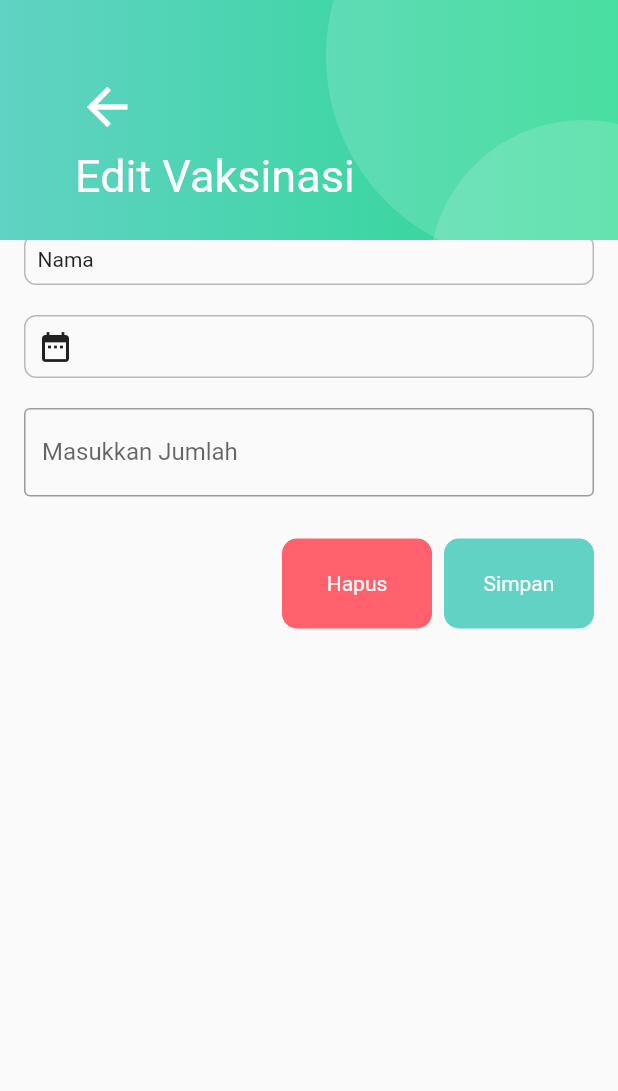
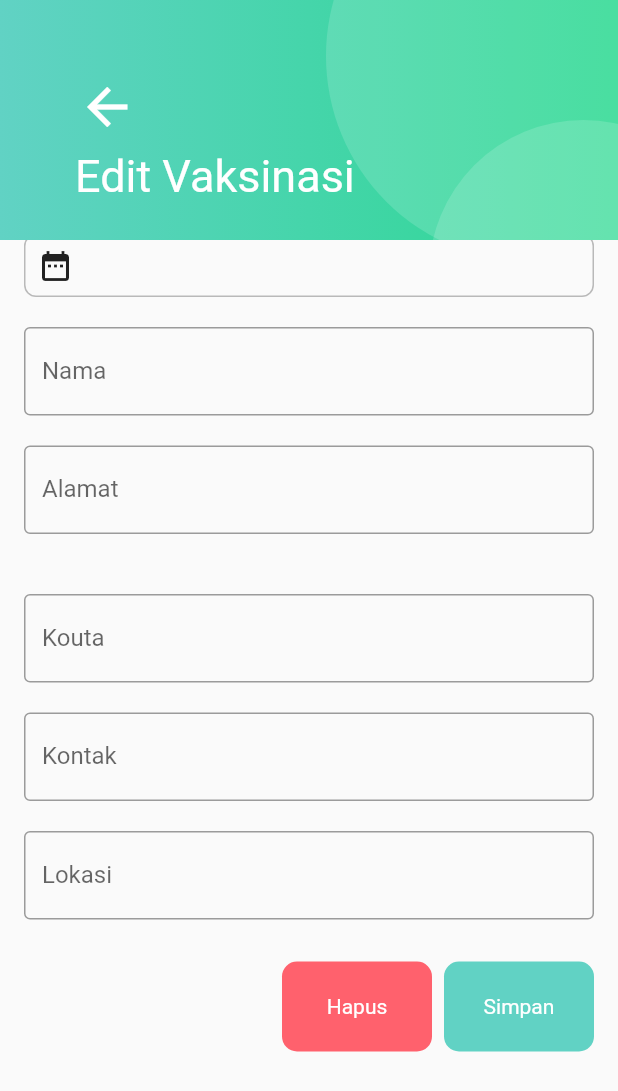
Before and after one commit to fahrulsite/iVaksin, a Flutter app: the EditVaksinView screen opened directly with empty values, on a phone screen of 412 x 824 dp. Shown: the top 1091 px of the screen. Run offline on Flutter 3.47's test engine with Material 2 defaults, Android fonts, the phone set to English and light mode, and no system bars; our stand-ins replace get, google_fonts, shared_preferences, toast; accounts and stored records are empty; network calls fail.

Commit message:
edit fiz form vaksin

```diff
--- a/lib/adminView/adminChooser.dart
+++ b/lib/adminView/adminChooser.dart
@@ -2,7 +2,7 @@ import 'package:flutter/material.dart';
 import 'package:flutter/services.dart';
 import 'package:get/get.dart';
 import 'package:google_fonts/google_fonts.dart';
-import 'package:interma/adminView/donasi/adminVaksinView.dart';
+import 'package:interma/adminView/vaksin/adminVaksinView.dart';
 import 'package:interma/splash.dart';
 import 'package:shared_preferences/shared_preferences.dart';
 
@@ -144,7 +144,7 @@ class _AdminChooserState extends State<AdminChooser> {
                                     children: [
                                       Icon(Icons.local_hospital, color: Colors.white, size: 20,),
                                       SizedBox(height: 20,),
-                                      Text("Donasi")
+                                      Text("Tempat Vaksin", style: TextStyle(color: Colors.white),)
                                     ],
                                   ),),
                               ),
--- a/lib/adminView/donasi/adminVaksinView.dart
+++ b/lib/adminView/vaksin/adminVaksinView.dart
@@ -2,12 +2,13 @@ import 'dart:convert';
 
 import 'package:flutter/material.dart';
 import 'package:get/get.dart';
-import 'package:interma/adminView/donasi/editVaksinView.dart';
-import 'package:interma/adminView/donasi/tambahVaksinView.dart';
+import 'package:interma/adminView/vaksin/tambahVaksinView.dart';
 import 'package:interma/model/vaksin.dart';
 import 'package:interma/service/apiService.dart';
 import 'package:interma/viewUser/appBarTitle.dart';
 import 'package:http/http.dart' as http;
+
+import 'editVaksinView.dart';
 
 class AdminVaksinView extends StatefulWidget {
   @override
--- a/lib/adminView/donasi/editVaksinView.dart
+++ b/lib/adminView/vaksin/editVaksinView.dart
@@ -1,5 +1,3 @@
-import 'dart:convert';
-
 import 'package:flutter/material.dart';
 import 'package:get/get.dart';
 import 'package:http/http.dart' as http;
@@ -19,18 +17,20 @@ class EditVaksinView extends StatefulWidget {
 }
 
 class _EditVaksinViewState extends State<EditVaksinView> {
-
+  final formKey = GlobalKey<FormState>();
   String id;
   String date;
   List data = List();
 
-  Future getAllNama() async{
-    var res = await http.get(Uri.parse("https://ivaksin.herokuapp.com/vaksin"));
-    var resBody = json.decode(res.body);
-    setState(() {
-      data = resBody;
-    });
-  }
+
+
+  // Future getAllNama() async{
+  //   var res = await http.get(Uri.parse("https://ivaksin.herokuapp.com/donatur"));
+  //   var resBody = json.decode(res.body);
+  //   setState(() {
+  //     data = resBody;
+  //   });
+  // }
 
   String _selectedDate;
 
@@ -38,7 +38,7 @@ class _EditVaksinViewState extends State<EditVaksinView> {
     final DateTime d = await showDatePicker(
       context: context,
       initialDate: DateTime.now(),
-      firstDate: DateTime(DateTime.now().year - 3),
+      firstDate: DateTime(DateTime.now().year - 50),
       lastDate: DateTime(DateTime.now().year +3),
     );
     if (d != null)
@@ -53,13 +53,18 @@ class _EditVaksinViewState extends State<EditVaksinView> {
     super.initState();
     id = widget.data.idVaksin.toString();
     _selectedDate = widget.data.tanggal.toString();
-    getAllNama();
+    // getAllNama();
   }
 
   @override
   Widget build(BuildContext context) {
     final formKey = GlobalKey<FormState>();
-    TextEditingController jumlah = new TextEditingController(text: widget.data.kouta.toString());
+    TextEditingController nama = new TextEditingController(text: widget.data.nama);
+    TextEditingController _alamat = new TextEditingController(text: widget.data.alamat);
+    TextEditingController _kouta = new TextEditingController(text: widget.data.kouta);
+    TextEditingController _telp = new TextEditingController(text: widget.data.telp);
+    TextEditingController _location = new TextEditingController(text: widget.data.location);
+    TextEditingController _tanggal = new TextEditingController(text: widget.data.tanggal);
 
     return Scaffold(
         appBar: AppBarTitle(
@@ -74,43 +79,6 @@ class _EditVaksinViewState extends State<EditVaksinView> {
               key: formKey,
               child: ListView(
                 children: [
-                  Container(
-                    decoration: BoxDecoration(
-                      border: Border.all(color: Colors.black26),
-                      borderRadius: BorderRadius.circular(8),
-                    ),
-                    child: Padding(
-                      padding: const EdgeInsets.all(8.0),
-                      child: Stack(
-                          children: [
-                            Text('Nama'),
-
-                            // DropdownButtonHideUnderline(
-                            //   child: DropdownButton(
-                            //     value: id,
-                            //     hint: Text("Pilih Nama Donatur"),
-                            //     items: data.map((item) {
-                            //       return DropdownMenuItem(
-                            //         child: Text(item["nama"]),
-                            //         value: item["id_donatur"].toString(),
-                            //       );
-                            //     }).toList(),
-                            //     onChanged: (String newVal) {
-                            //       setState(() {
-                            //         id = newVal;
-                            //         print(id.toString());
-                            //       });
-                            //     },
-                            //   ),
-                            // ),]
-                      ]),
-                    ),
-                  ),
-
-                  SizedBox(
-                    height: 20,
-                  ),
-
                   InkWell(
                     onTap: (){
                       _selectDate(context);
@@ -144,18 +112,91 @@ class _EditVaksinViewState extends State<EditVaksinView> {
                   TextFormField(
                     decoration: InputDecoration(
                         border: OutlineInputBorder(),
-                        hintText: "Jumlah",
-                        labelText: "Masukkan Jumlah"
+                        hintText: "Nama",
+                        labelText: "Nama"
                     ),
                     validator: (e) {
                       if (e.isEmpty) {
-                        return 'Jumlah tidak boleh kosong';
+                        return 'Nama';
                       }
                       ;
                     },
-                    controller: jumlah,
+                    controller: nama,
+                  ),
+                  SizedBox(
+                    height: 20,
                   ),
 
+                  TextFormField(
+                    decoration: InputDecoration(
+                        border: OutlineInputBorder(),
+                        hintText: "Alamat",
+                        labelText: "Alamat"
+                    ),
+                    validator: (e) {
+                      if (e.isEmpty) {
+                        return 'Alamat';
+                      }
+                      ;
+                    },
+                    controller: _alamat,
+                  ),
+                  SizedBox(
+                    height: 20,
+                  ),
+
+                  SizedBox(
+                    height: 20,
+                  ),
+                  TextFormField(
+                    decoration: InputDecoration(
+                        border: OutlineInputBorder(),
+                        hintText: "Kouta",
+                        labelText: "Kouta"
+                    ),
+                    validator: (e) {
+                      if (e.isEmpty) {
+                        return 'Kouta';
+                      }
+                      ;
+                    },
+                    controller: _kouta,
+                  ),
+                  SizedBox(
+                    height: 20,
+                  ),
+
+                  TextFormField(
+                    decoration: InputDecoration(
+                        border: OutlineInputBorder(),
+                        hintText: "Kontak",
+                        labelText: "Kontak"
+                    ),
+                    validator: (e) {
+                      if (e.isEmpty) {
+                        return 'Kontak';
+                      }
+                      ;
+                    },
+                    controller: _telp,
+                  ),
+                  SizedBox(
+                    height: 20,
+                  ),
+                  TextFormField(
+                    decoration: InputDecoration(
+                        border: OutlineInputBorder(),
+                        hintText: "Lokasi",
+                        labelText: "Lokasi"
+                    ),
+                    validator: (e) {
+                      if (e.isEmpty) {
+                        return 'Lokasi';
+                      }
+                      ;
+                    },
+                    controller: _location,
+                  ),
                   SizedBox(
                     height: 20,
                   ),
@@ -201,9 +242,9 @@ class _EditVaksinViewState extends State<EditVaksinView> {
                       ),
 
                       InkWell(
-                        // onTap: ()=>ApiService.editVaksin(id: widget.data.idVaksin.toString() ,id_donatur:id, jumlah: jumlah.text,tanggal: _selectedDate).then((value) => {
-                        //   Toast.show("Berhasil", context, duration: Toast.LENGTH_LONG, gravity: Toast.BOTTOM),
-                        // })..whenComplete(() => Get.back()),
+                        onTap: ()=>ApiService.editVaksin(id: widget.data.idVaksin.toString() , nama:nama.text, kouta: _kouta.text, telp: _telp.text,location: _location.text, tanggal: _selectedDate, kota: " ", alamat: _alamat.text ).then((value) => {
+                          Toast.show("Berhasil", context, duration: Toast.LENGTH_LONG, gravity: Toast.BOTTOM),
+                        }).whenComplete(() => Get.back()),
                         child: Container(
                           width: 100,
                           decoration: BoxDecoration(
--- /dev/null
+++ b/lib/model/bed.dart
@@ -0,0 +1,81 @@
+class Bed {
+  int status;
+  List<Data> data;
+  Null error;
+
+  Bed({this.status, this.data, this.error});
+
+  Bed.fromJson(Map<String, dynamic> json) {
+    status = json['status'];
+    if (json['data'] != null) {
+      data = new List<Data>();
+      json['data'].forEach((v) {
+        data.add(new Data.fromJson(v));
+      });
+    }
+    error = json['error'];
+  }
+
+  Map<String, dynamic> toJson() {
+    final Map<String, dynamic> data = new Map<String, dynamic>();
+    data['status'] = this.status;
+    if (this.data != null) {
+      data['data'] = this.data.map((v) => v.toJson()).toList();
+    }
+    data['error'] = this.error;
+    return data;
+  }
+}
+
+class Data {
+  String name;
+  String address;
+  int availableBed;
+  int bedQueue;
+  String hotline;
+  String bedDetailLink;
+  String hospitalCode;
+  int updatedAtMinutes;
+  String lat;
+  String lon;
+
+  Data(
+      {this.name,
+        this.address,
+        this.availableBed,
+        this.bedQueue,
+        this.hotline,
+        this.bedDetailLink,
+        this.hospitalCode,
+        this.updatedAtMinutes,
+        this.lat,
+        this.lon});
+
+  Data.fromJson(Map<String, dynamic> json) {
+    name = json['name'];
+    address = json['address'];
+    availableBed = json['available_bed'];
+    bedQueue = json['bed_queue'];
+    hotline = json['hotline'];
+    bedDetailLink = json['bed_detail_link'];
+    hospitalCode = json['hospital_code'];
+    updatedAtMinutes = json['updated_at_minutes'];
+    lat = json['lat'];
+    lon = json['lon'];
+  }
+
+  Map<String, dynamic> toJson() {
+    final Map<String, dynamic> data = new Map<String, dynamic>();
+    data['name'] = this.name;
+    data['address'] = this.address;
+    data['available_bed'] = this.availableBed;
+    data['bed_queue'] = this.bedQueue;
+    data['hotline'] = this.hotline;
+    data['bed_detail_link'] = this.bedDetailLink;
+    data['hospital_code'] = this.hospitalCode;
+    data['updated_at_minutes'] = this.updatedAtMinutes;
+    data['lat'] = this.lat;
+    data['lon'] = this.lon;
+    return data;
+  }
+}
```
Also changed, not shown: lib/adminView/vaksin/tambahVaksinView.dart (renamed from lib/adminView/donasi/tambahVaksinView.dart, +79 -76 lines), lib/chooser.dart (+5 -3 lines), lib/service/apiService.dart (+16 -0 lines), lib/viewUser/bedViewUser.dart (added, +266 -0 lines), lib/viewUser/vaksinViewUser.dart (+0 -8 lines).
